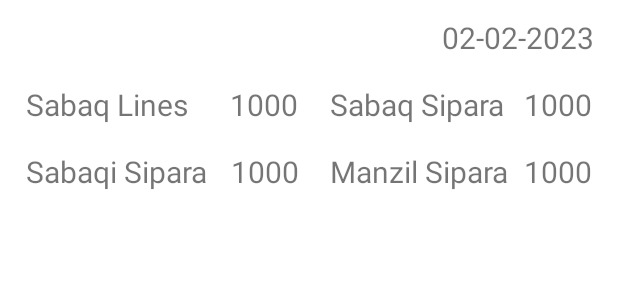
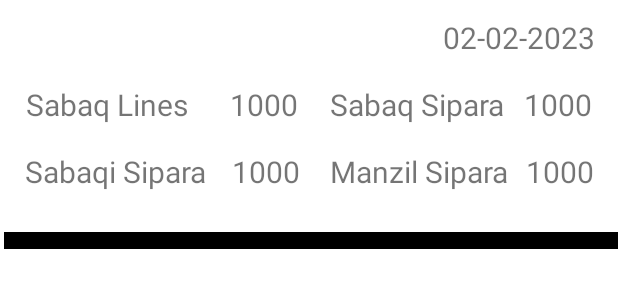
Before and after one commit to abubakaryesme/madarasa_log, an Android app: the layout single_item.xml on its own in the app's theme, with its tools: preview values and no code run, on a phone screen of 412 x 824 dp. Shown: the top 300 px of the screen. Run offline under Robolectric (Android 15) with nearby library versions, the phone set to English and light mode, and no system bars.

Commit message:
Background Changed

```diff
--- a/app/src/main/res/layout/activity_main.xml
+++ b/app/src/main/res/layout/activity_main.xml
@@ -3,7 +3,8 @@
     xmlns:app="http://schemas.android.com/apk/res-auto"
     xmlns:tools="http://schemas.android.com/tools"
     android:layout_width="match_parent"
-    android:layout_height="match_parent">
+    android:layout_height="match_parent"
+    android:background="#CACCDC">
 
     <Spinner
         android:id="@+id/std_spinner"
--- a/app/src/main/res/layout/single_item.xml
+++ b/app/src/main/res/layout/single_item.xml
@@ -9,7 +9,7 @@
         android:id="@+id/textView17"
         android:layout_width="wrap_content"
         android:layout_height="wrap_content"
-        android:layout_marginStart="7dp"
+        android:layout_marginStart="6dp"
         android:layout_marginEnd="5dp"
         android:text="Sabaqi Sipara"
         android:textSize="20sp"
@@ -45,13 +45,12 @@
         android:id="@+id/txt_sabaqi"
         android:layout_width="wrap_content"
         android:layout_height="wrap_content"
-        android:layout_marginTop="17dp"
-        android:layout_marginEnd="11dp"
+        android:layout_marginEnd="9dp"
         android:text="1000"
         android:textSize="20sp"
         app:layout_constraintEnd_toStartOf="@+id/textView12"
         app:layout_constraintStart_toEndOf="@+id/textView17"
-        app:layout_constraintTop_toBottomOf="@+id/txt_lines" />
+        app:layout_constraintTop_toTopOf="@+id/textView12" />
 
     <TextView
         android:id="@+id/textView12"
@@ -90,7 +89,7 @@
         android:id="@+id/txt_manzil"
         android:layout_width="wrap_content"
         android:layout_height="wrap_content"
-        android:layout_marginEnd="7dp"
+        android:layout_marginEnd="5dp"
         android:text="1000"
         android:textSize="20sp"
         app:layout_constraintBaseline_toBaselineOf="@+id/textView12"
@@ -102,9 +101,22 @@
         android:layout_width="wrap_content"
         android:layout_height="wrap_content"
         android:layout_marginTop="11dp"
-        android:layout_marginEnd="16dp"
+        android:layout_marginEnd="15dp"
+        android:layout_marginBottom="98dp"
         android:text="02-02-2023"
         android:textSize="20sp"
+        app:layout_constraintBottom_toTopOf="@+id/view"
         app:layout_constraintEnd_toEndOf="parent"
         app:layout_constraintTop_toTopOf="parent" />
+
+    <View
+        android:id="@+id/view"
+        android:layout_width="409dp"
+        android:layout_height="11dp"
+        android:layout_marginTop="116dp"
+        android:background="#000000"
+        app:layout_constraintEnd_toEndOf="parent"
+        app:layout_constraintHorizontal_bias="1.0"
+        app:layout_constraintStart_toStartOf="parent"
+        app:layout_constraintTop_toBottomOf="@+id/txt_date" />
 </androidx.constraintlayout.widget.ConstraintLayout>
```
